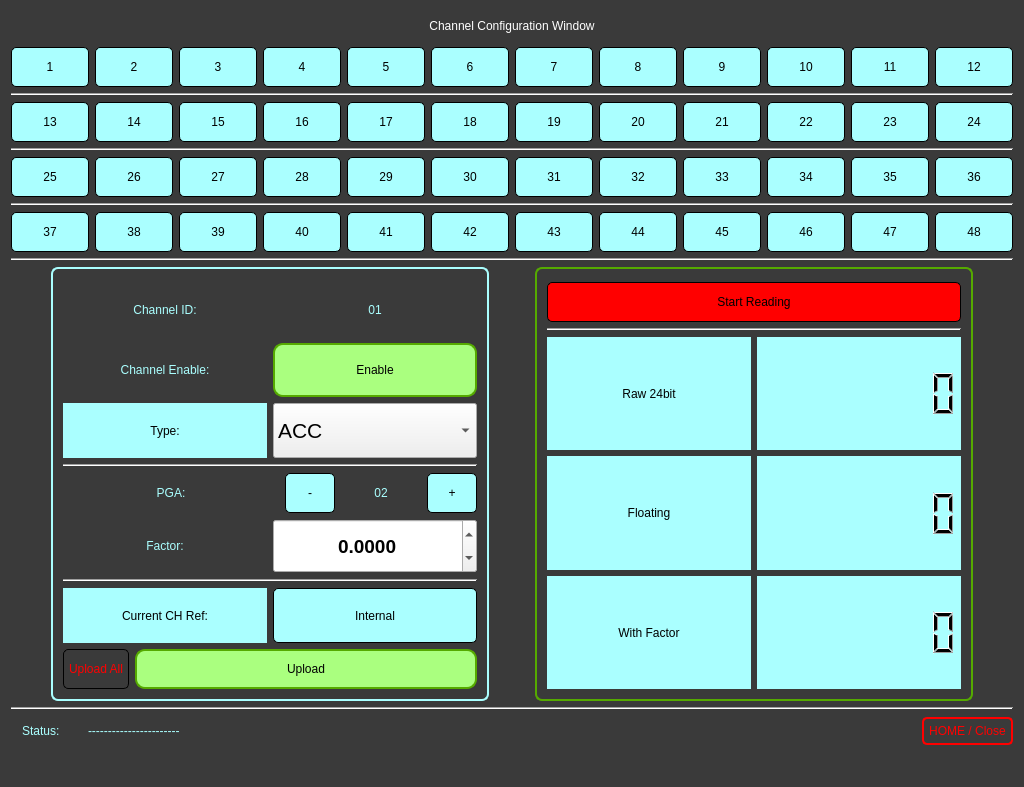
First picture: the form in configchwin.ui, repository Mubshr07/DAQ, before the edit.
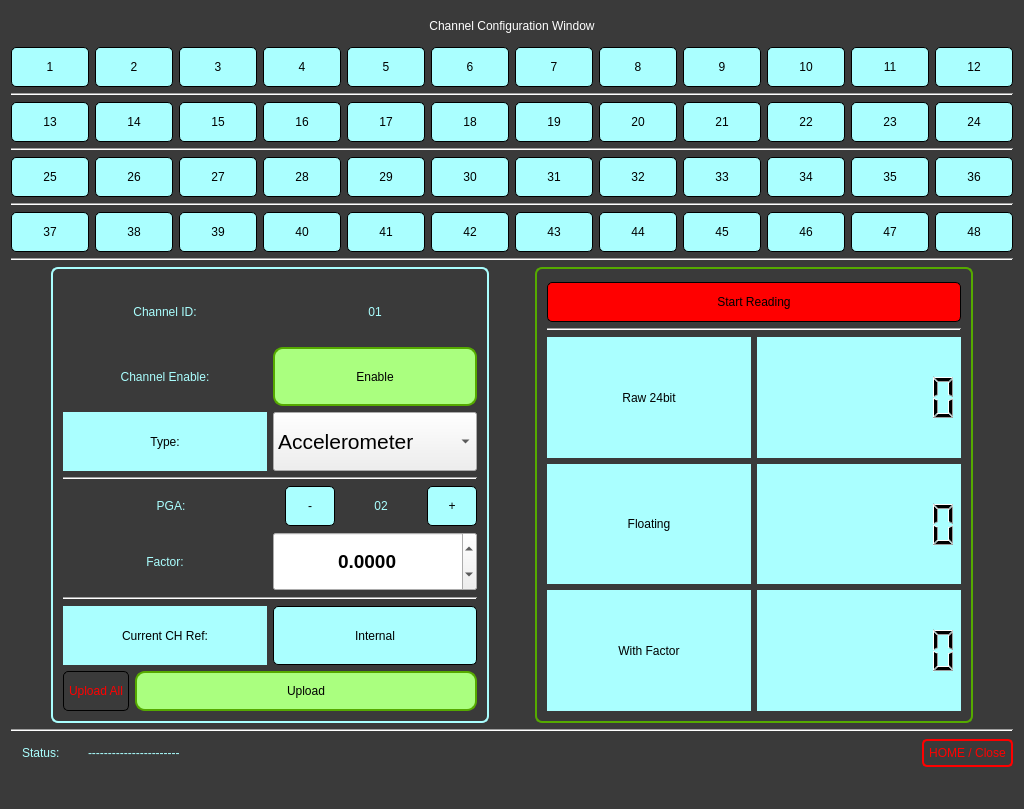
Second picture: the form after the edit.

Diff of the .ui file:
```diff
--- a/configchwin.ui
+++ b/configchwin.ui
@@ -7,7 +7,7 @@
     <x>0</x>
     <y>0</y>
     <width>1024</width>
-    <height>787</height>
+    <height>809</height>
    </rect>
   </property>
   <property name="windowTitle">
@@ -1183,7 +1183,7 @@
             </property>
             <item>
              <property name="text">
-              <string>ACC</string>
+              <string>Accelerometer</string>
              </property>
             </item>
             <item>
```
Left out of the diff: 4 changed lines with no effect on the pictures.
